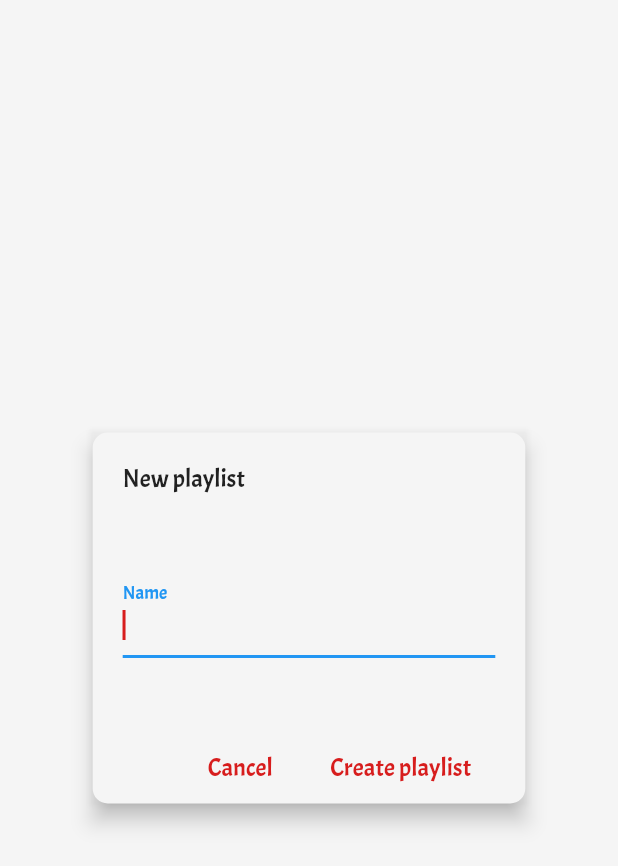
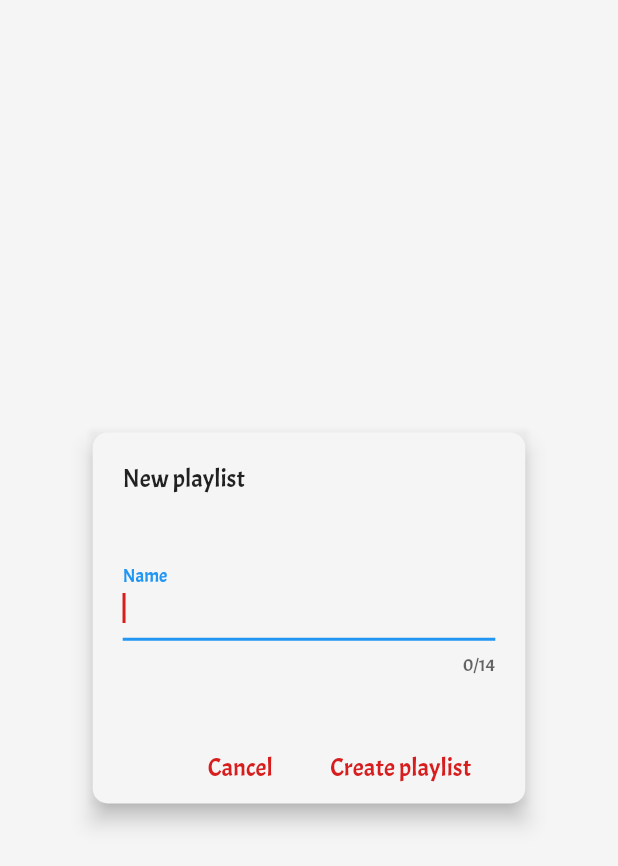
Before and after one commit to o-ifeanyi/musicPlayer, a Flutter app: the CreatePlayList widget shown alone on an empty page, opened directly, after a tap on "Create playlist", on a phone screen of 412 x 824 dp. Shown: the top 866 px of the screen. Run offline on Flutter 3.47's test engine with Material 2 defaults, Android fonts, the phone set to English and light mode, and no system bars; our stand-ins replace fluttertoast, hive, just_audio, permission_handler, share, shared_preferences; missing offline and left inert: audio_session, audiotagger, flutter_media_notification, move_to_background; accounts and stored records are empty; statements that could not run were skipped.

Commit message:
fixed overflow for long playlist names

```diff
--- a/lib/components/createPlayList.dart
+++ b/lib/components/createPlayList.dart
@@ -29,7 +29,8 @@ class _CreatePlayListState extends State<CreatePlayList> {
       playlistName = inputFeild.text;
       final playlistDB = Provider.of<PlayListDB>(context, listen: false);
       playlistDB.createPlaylist(playlistName);
-      playlistDB.showToast('$playlistName created successfully', context);
+      playlistDB.showToast('Created successfully!', context);
+      inputFeild.clear();
       if (widget.createNewPlaylist) {
         Navigator.pop(context);
       } else {
@@ -111,6 +112,8 @@ class _CreatePlayListState extends State<CreatePlayList> {
                                   TextField(
                                     controller: inputFeild,
                                     focusNode: focusNode,
+                                    maxLength: 14,
+                                    maxLengthEnforced: true,
                                     keyboardType: TextInputType.name,
                                     textInputAction: TextInputAction.done,
                                     decoration: InputDecoration(
@@ -147,8 +150,7 @@ class _CreatePlayListState extends State<CreatePlayList> {
                                               }
                                             });
                                             playlistDB.showToast(
-                                                '${widget.songs.length} songs added to ${playlistDB.playList[index]['name']}',
-                                                context);
+                                                'Done', context);
                                             Provider.of<ShareClass>(context,
                                                     listen: false)
                                                 .reset(notify: true);
@@ -179,7 +181,7 @@ class _CreatePlayListState extends State<CreatePlayList> {
                           ),
                           createNew
                               ? FlatButton(
-                                textColor: Theme.of(context).accentColor,
+                                  textColor: Theme.of(context).accentColor,
                                   onPressed: createPlaylist,
                                   child: Text(
                                     'Create playlist',
@@ -187,7 +189,7 @@ class _CreatePlayListState extends State<CreatePlayList> {
                                   ),
                                 )
                               : FlatButton(
-                                textColor: Theme.of(context).accentColor,
+                                  textColor: Theme.of(context).accentColor,
                                   onPressed: () {
                                     setState(() {
                                       createNew = true;
--- a/lib/components/libraryBottomSheet.dart
+++ b/lib/components/libraryBottomSheet.dart
@@ -51,6 +51,8 @@ class LibraryBottomSheet extends StatelessWidget {
                           content: TextField(
                             focusNode: focusNode,
                             controller: editingController,
+                            maxLength: 14,
+                            maxLengthEnforced: true,
                             textInputAction: TextInputAction.done,
                             decoration: InputDecoration(
                               labelText: 'New name',
--- a/lib/components/toast.dart
+++ b/lib/components/toast.dart
@@ -10,8 +10,7 @@ class CustomToast extends StatelessWidget {
       padding: const EdgeInsets.symmetric(horizontal: 24.0, vertical: 12.0),
       decoration: BoxDecoration(
           borderRadius: BorderRadius.circular(25.0),
-          color: Colors.green.withOpacity(0.5)
-        ),
+          color: Colors.green.withOpacity(0.5)),
       child: Row(
         mainAxisSize: MainAxisSize.min,
         children: [
--- a/lib/screens/playingFrom.dart
+++ b/lib/screens/playingFrom.dart
@@ -31,7 +31,7 @@ class _PlayingFromState extends State<PlayingFrom> {
                     Navigator.pop(context);
                   },
                 ),
-                Text('Playing From - ${controller.playlistName}',
+                Text('Playing From\n${controller.playlistName}',
                     style: TextStyle(
                       fontSize: Config.textSize(context, 5),
                       fontWeight: FontWeight.w400,
--- a/pubspec.yaml
+++ b/pubspec.yaml
@@ -15,7 +15,7 @@ publish_to: 'none' # Remove this line if you wish to publish to pub.dev
 # In iOS, build-name is used as CFBundleShortVersionString while build-number used as CFBundleVersion.
 # Read more about iOS versioning at
 # https://developer.apple.com/library/archive/documentation/General/Reference/InfoPlistKeyReference/Articles/CoreFoundationKeys.html
-version: 1.0.0+6
+version: 1.0.0+8
 
 environment:
   sdk: ">=2.7.0 <3.0.0"
```
Also changed, not shown: lib/components/customCard.dart (+10 -6 lines), lib/screens/playList.dart (+11 -6 lines). Lines whose indentation alone changed are shown as unchanged.
